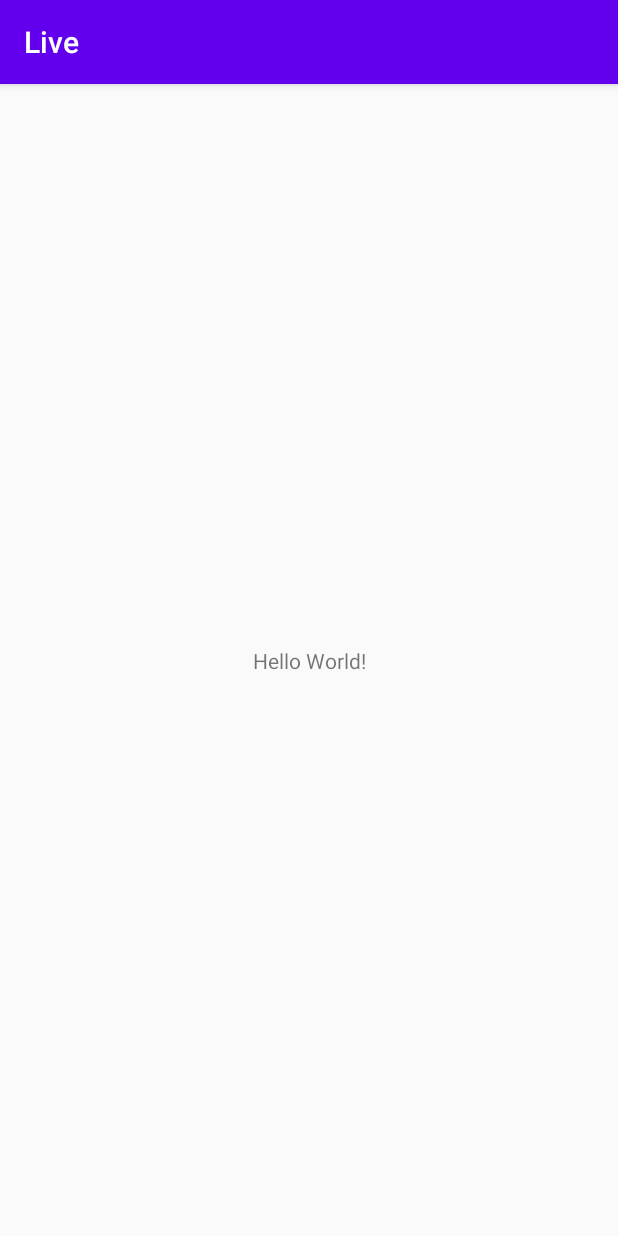
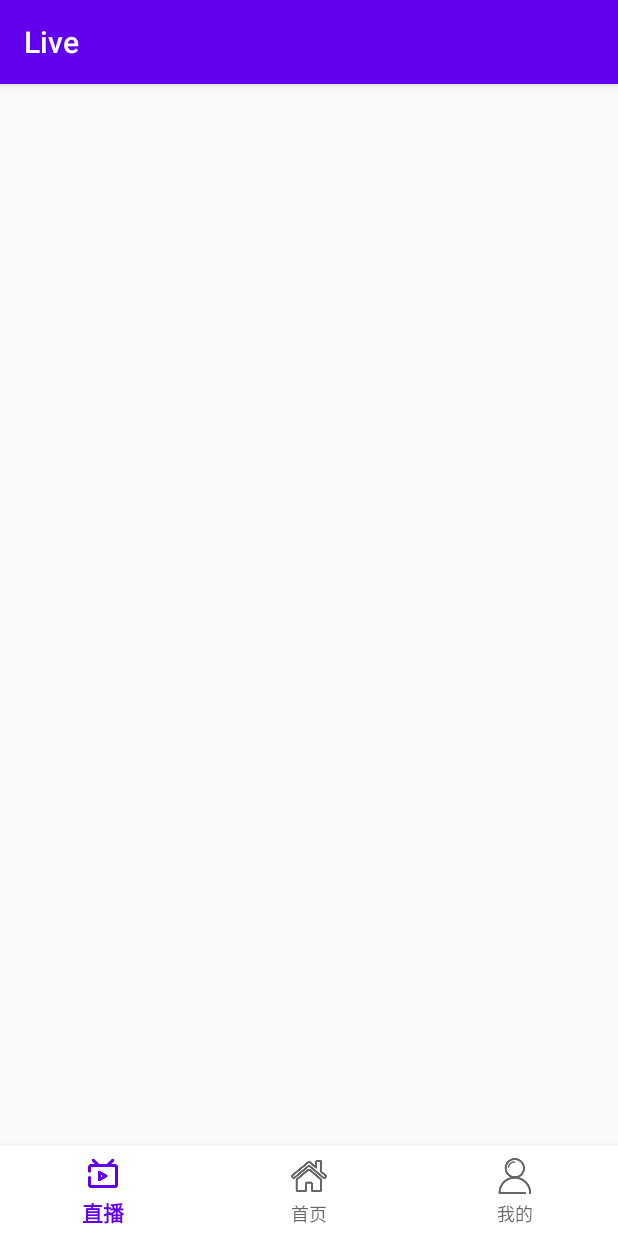
Before and after one commit to 0HongTao0/Live, an Android app: the screen it shows after launch (MainActivity), on a phone screen of 412 x 824 dp. Run offline under Robolectric (Android 15) with nearby library versions, the phone set to English and light mode, and no system bars.

Commit message:
add bottomNavigationView(live module, home module. me module)

```diff
--- a/app/build.gradle
+++ b/app/build.gradle
@@ -48,4 +48,7 @@ dependencies {
     testImplementation 'junit:junit:4.12'
     androidTestImplementation 'androidx.test.ext:junit:1.1.1'
     androidTestImplementation 'androidx.test.espresso:espresso-core:3.2.0'
+    implementation 'com.google.android.material:material:1.1.0'
+
+    implementation 'androidx.viewpager2:viewpager2:1.0.0'
 }
--- /dev/null
+++ b/app/src/main/res/drawable/ic_main_bottom_home.xml
@@ -0,0 +1,5 @@
+<?xml version="1.0" encoding="utf-8"?>
+<selector xmlns:android="http://schemas.android.com/apk/res/android">
+    <item android:state_checked="true" android:drawable="@drawable/main_bottom_home_selected"/>
+    <item android:drawable="@drawable/main_bottom_home_unselected"/>
+</selector>
--- /dev/null
+++ b/app/src/main/res/drawable/ic_main_bottom_live.xml
@@ -0,0 +1,5 @@
+<?xml version="1.0" encoding="utf-8"?>
+<selector xmlns:android="http://schemas.android.com/apk/res/android">
+    <item android:state_checked="true" android:drawable="@drawable/main_bottom_live_selected"/>
+    <item android:drawable="@drawable/main_bottom_live_unselected"/>
+</selector>
--- /dev/null
+++ b/app/src/main/res/drawable/ic_main_bottom_me.xml
@@ -0,0 +1,5 @@
+<?xml version="1.0" encoding="utf-8"?>
+<selector xmlns:android="http://schemas.android.com/apk/res/android">
+    <item android:state_checked="true" android:drawable="@drawable/main_bottom_me_selected"/>
+    <item android:drawable="@drawable/main_bottom_me_unselected"/>
+</selector>
--- a/app/src/main/res/layout/activity_main.xml
+++ b/app/src/main/res/layout/activity_main.xml
@@ -1,18 +1,21 @@
 <?xml version="1.0" encoding="utf-8"?>
-<androidx.constraintlayout.widget.ConstraintLayout xmlns:android="http://schemas.android.com/apk/res/android"
+<LinearLayout android:layout_width="match_parent"
+    android:layout_height="match_parent"
     xmlns:app="http://schemas.android.com/apk/res-auto"
-    xmlns:tools="http://schemas.android.com/tools"
-    android:layout_width="match_parent"
-    android:layout_height="match_parent"
-    tools:context=".MainActivity">
+    android:orientation="vertical"
+    xmlns:android="http://schemas.android.com/apk/res/android">
 
-    <TextView
-        android:layout_width="wrap_content"
-        android:layout_height="wrap_content"
-        android:text="Hello World!"
-        app:layout_constraintBottom_toBottomOf="parent"
-        app:layout_constraintLeft_toLeftOf="parent"
-        app:layout_constraintRight_toRightOf="parent"
-        app:layout_constraintTop_toTopOf="parent" />
+    <androidx.viewpager2.widget.ViewPager2
+        android:id="@+id/main_view_pager"
+        android:layout_width="match_parent"
+        android:layout_height="0dp"
+        android:layout_weight="1"/>
 
-</androidx.constraintlayout.widget.ConstraintLayout>
+    <com.google.android.material.bottomnavigation.BottomNavigationView
+        android:id="@+id/main_bottom_navigation_view"
+        android:layout_width="match_parent"
+        app:menu="@menu/main_bottom_menu"
+        android:layout_height="60dp"
+        android:background="@color/colorWhite"/>
+
+</LinearLayout>
--- /dev/null
+++ b/app/src/main/res/menu/main_bottom_menu.xml
@@ -0,0 +1,18 @@
+<?xml version="1.0" encoding="utf-8"?>
+<menu xmlns:android="http://schemas.android.com/apk/res/android">
+
+    <item
+        android:id="@+id/bottom_live"
+        android:icon="@drawable/ic_main_bottom_live"
+        android:title="@string/bottom_nv_live"/>
+
+    <item
+        android:id="@+id/bottom_home"
+        android:icon="@drawable/ic_main_bottom_home"
+        android:title="@string/bottom_nv_home"/>
+
+    <item
+        android:id="@+id/bottom_me"
+        android:icon="@drawable/ic_main_bottom_me"
+        android:title="@string/bottom_nv_me"/>
+</menu>
--- a/app/src/main/res/values/colors.xml
+++ b/app/src/main/res/values/colors.xml
@@ -3,4 +3,6 @@
     <color name="colorPrimary">#6200EE</color>
     <color name="colorPrimaryDark">#3700B3</color>
     <color name="colorAccent">#03DAC5</color>
+
+    <color name="colorWhite">#FFFFFF</color>
 </resources>
--- a/app/src/main/res/values/strings.xml
+++ b/app/src/main/res/values/strings.xml
@@ -1,3 +1,7 @@
 <resources>
     <string name="app_name">Live</string>
+
+    <string name="bottom_nv_live">直播</string>
+    <string name="bottom_nv_home">首页</string>
+    <string name="bottom_nv_me">我的</string>
 </resources>
```
Also changed, not shown: app/src/main/res/drawable/main_bottom_home_selected.png (added), app/src/main/res/drawable/main_bottom_home_unselected.png (added), app/src/main/res/drawable/main_bottom_live_selected.png (added), app/src/main/res/drawable/main_bottom_live_unselected.png (added), app/src/main/res/drawable/main_bottom_me_selected.png (added), app/src/main/res/drawable/main_bottom_me_unselected.png (added).
